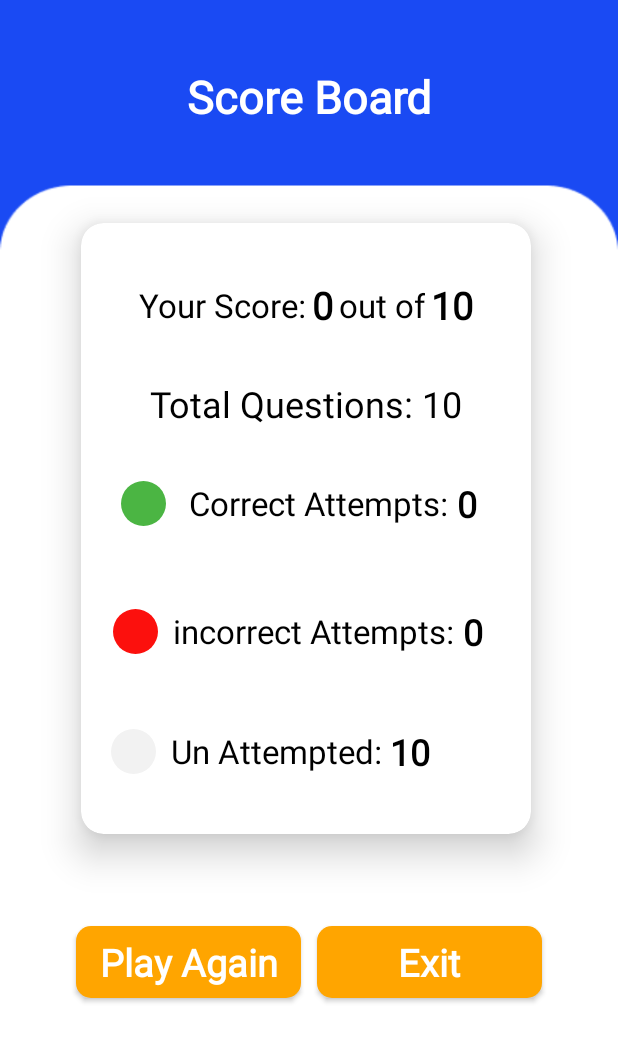
After one commit to LalitSinghRajput/QuizApp, an Android app: the score screen opened directly, with no data from a screen before it, on a phone screen of 412 x 824 dp. The commit adds this screen. Shown: the top 1042 px of the screen. Run offline under Robolectric (Android 15) with nearby library versions, the phone set to English and light mode, and no system bars; network calls fail.

Commit message:
added score board screen

```diff
--- a/app/build.gradle
+++ b/app/build.gradle
@@ -13,7 +13,7 @@ android {
         targetSdk 31
         versionCode 1
         versionName "1.0"
-
+        multiDexEnabled true
         testInstrumentationRunner "androidx.test.runner.AndroidJUnitRunner"
     }
 
--- a/app/src/main/AndroidManifest.xml
+++ b/app/src/main/AndroidManifest.xml
@@ -11,6 +11,9 @@
         android:roundIcon="@mipmap/ic_launcher_round"
         android:supportsRtl="true"
         android:theme="@style/custom_theme">
+        <activity
+            android:name=".score"
+            android:exported="false" />
         <activity
             android:name=".MainActivity"
             android:exported="false" />
--- a/app/src/main/java/com/example/quizapp/question_answer.kt
+++ b/app/src/main/java/com/example/quizapp/question_answer.kt
@@ -1,5 +1,6 @@
 package com.example.quizapp
 
+import android.content.Intent
 import android.content.res.ColorStateList
 import android.graphics.Typeface
 import android.media.MediaPlayer;
@@ -140,12 +141,15 @@ class question_answer : AppCompatActivity() {
                 questionNumber.setText((ind + 1).toString())
                 setValues(data!![ind] as JSONObject)
             } else {
-//                Toast.makeText(this, "All Done", Toast.LENGTH_LONG).show()
-                Toast.makeText(
-                    this,
-                    "Correct: $noOfCorrectAns\nIncorrect: $noOfInCorrectAns\nScore Card soon implementing",
-                    Toast.LENGTH_LONG
-                ).show()
+
+                val editor = getSharedPreferences("quiz", MODE_PRIVATE).edit()
+                editor.putInt("correctAns", noOfCorrectAns)
+                editor.putInt("inCorrectAns", noOfInCorrectAns)
+                editor.apply()
+
+                val intent = Intent(this, score::class.java)
+                startActivity(intent)
+                finish()
             }
         }
 
--- /dev/null
+++ b/app/src/main/java/com/example/quizapp/score.kt
@@ -0,0 +1,47 @@
+package com.example.quizapp
+
+import android.content.Intent
+import androidx.appcompat.app.AppCompatActivity
+import android.os.Bundle
+import android.system.Os.close
+import android.view.View
+import kotlinx.android.synthetic.main.activity_score.*
+
+class score : AppCompatActivity() {
+
+    private var correctAns = 0
+    private var inCorrectAns = 0
+    private var unAttemptedAns = 0
+
+    override fun onCreate(savedInstanceState: Bundle?) {
+        super.onCreate(savedInstanceState)
+        setContentView(R.layout.activity_score)
+
+        // for removing buttons
+        window.decorView.apply {
+            systemUiVisibility =
+                View.SYSTEM_UI_FLAG_HIDE_NAVIGATION or View.SYSTEM_UI_FLAG_FULLSCREEN
+        }
+
+
+        val prefs = getSharedPreferences("quiz", MODE_PRIVATE)
+        correctAns = prefs.getInt("correctAns", 0)
+        inCorrectAns = prefs.getInt("inCorrectAns", 0)
+        unAttemptedAns = 10 - (correctAns + inCorrectAns)
+
+        correctText.text = correctAns.toString()
+        incorrectText.text = inCorrectAns.toString()
+        unattemptedText.text = unAttemptedAns.toString()
+        score_text.text = correctAns.toString()
+
+        exitBtn.setOnClickListener {
+            finishAffinity();
+            System.exit(0);
+        }
+        playAgainBtn.setOnClickListener {
+            val intent = Intent(this, MainActivity::class.java)
+            startActivity(intent)
+            finish()
+        }
+    }
+}
--- /dev/null
+++ b/app/src/main/res/drawable/play_btn_style.xml
@@ -0,0 +1,6 @@
+<?xml version="1.0" encoding="utf-8"?>
+<shape xmlns:android="http://schemas.android.com/apk/res/android"
+    android:shape="rectangle">
+    <solid android:color="@color/play_btn">    </solid>
+    <corners android:radius="10dp"/>
+</shape>
--- /dev/null
+++ b/app/src/main/res/layout/activity_score.xml
@@ -0,0 +1,314 @@
+<?xml version="1.0" encoding="utf-8"?>
+<androidx.constraintlayout.widget.ConstraintLayout xmlns:android="http://schemas.android.com/apk/res/android"
+    xmlns:app="http://schemas.android.com/apk/res-auto"
+    xmlns:tools="http://schemas.android.com/tools"
+    android:layout_width="match_parent"
+    android:layout_height="match_parent"
+    android:background="@drawable/background"
+    tools:context=".score">
+
+    <TextView
+        android:id="@+id/textView5"
+        android:layout_width="match_parent"
+        android:layout_height="wrap_content"
+        android:layout_marginStart="0dp"
+        android:layout_marginTop="44dp"
+        android:layout_marginEnd="0dp"
+        android:fontFamily="@font/roboto"
+        android:gravity="center"
+        android:text="Score Board"
+        android:textColor="@color/white"
+        android:textSize="30sp"
+        android:textStyle="bold"
+        app:layout_constraintEnd_toEndOf="parent"
+        app:layout_constraintHorizontal_bias="0.268"
+        app:layout_constraintStart_toStartOf="parent"
+        app:layout_constraintTop_toTopOf="parent" />
+
+    <androidx.cardview.widget.CardView
+        android:id="@+id/cardView6"
+        android:layout_width="300dp"
+        android:layout_height="wrap_content"
+        android:layout_marginStart="8dp"
+        android:layout_marginTop="64dp"
+        android:layout_marginEnd="8dp"
+        android:padding="10dp"
+        app:cardCornerRadius="15dp"
+        app:cardElevation="15dp"
+        app:layout_constraintEnd_toEndOf="parent"
+        app:layout_constraintHorizontal_bias="0.482"
+        app:layout_constraintStart_toStartOf="parent"
+        app:layout_constraintTop_toBottomOf="@+id/textView5">
+
+        <androidx.constraintlayout.widget.ConstraintLayout
+            android:layout_width="match_parent"
+            android:layout_height="match_parent">
+
+            <androidx.cardview.widget.CardView
+                android:id="@+id/cardView12"
+                android:layout_width="match_parent"
+                android:layout_height="wrap_content"
+                android:layout_marginTop="25dp"
+                app:cardElevation="0dp"
+                app:layout_constraintEnd_toEndOf="parent"
+                app:layout_constraintStart_toStartOf="parent"
+                app:layout_constraintTop_toTopOf="parent">
+
+                <LinearLayout
+                    android:layout_width="match_parent"
+                    android:layout_height="match_parent"
+                    android:gravity="center"
+                    android:padding="10dp">
+
+                    <TextView
+                        android:layout_width="wrap_content"
+                        android:layout_height="wrap_content"
+                        android:layout_margin="2dp"
+                        android:fontFamily="@font/roboto"
+                        android:text="Your Score:"
+                        android:textColor="@color/black"
+                        android:textSize="22sp" />
+
+                    <TextView
+                        android:id="@+id/score_text"
+                        android:layout_width="wrap_content"
+                        android:layout_height="wrap_content"
+                        android:layout_margin="2dp"
+                        android:fontFamily="@font/roboto"
+                        android:text="8"
+                        android:textColor="@color/black"
+                        android:textSize="25sp"
+                        android:textStyle="bold" />
+
+                    <TextView
+                        android:layout_width="wrap_content"
+                        android:layout_height="wrap_content"
+                        android:layout_margin="2dp"
+                        android:fontFamily="@font/roboto"
+                        android:text="out of"
+                        android:textColor="@color/black"
+                        android:textSize="22sp" />
+
+                    <TextView
+                        android:layout_width="wrap_content"
+                        android:layout_height="wrap_content"
+                        android:layout_margin="2dp"
+                        android:fontFamily="@font/roboto"
+                        android:text="10"
+                        android:textColor="@color/black"
+                        android:textSize="25sp"
+                        android:textStyle="bold" />
+                </LinearLayout>
+            </androidx.cardview.widget.CardView>
+
+            <TextView
+                android:id="@+id/textView7"
+                android:layout_width="wrap_content"
+                android:layout_height="wrap_content"
+                android:layout_marginTop="20dp"
+                android:fontFamily="@font/roboto"
+                android:text="Total Questions: 10"
+                android:textColor="@color/black"
+                android:textSize="24sp"
+                app:layout_constraintEnd_toEndOf="parent"
+                app:layout_constraintStart_toStartOf="parent"
+                app:layout_constraintTop_toBottomOf="@+id/cardView12" />
+
+
+            <androidx.cardview.widget.CardView
+                android:id="@+id/cardView2"
+                android:layout_width="match_parent"
+                android:layout_height="wrap_content"
+                android:layout_marginStart="1dp"
+                android:layout_marginTop="10dp"
+                android:layout_marginEnd="1dp"
+                app:cardElevation="0dp"
+                app:layout_constraintEnd_toEndOf="parent"
+                app:layout_constraintStart_toStartOf="parent"
+                app:layout_constraintTop_toBottomOf="@+id/textView7">
+
+                <LinearLayout
+                    android:layout_width="match_parent"
+                    android:layout_height="match_parent"
+                    android:layout_gravity="center"
+                    android:layout_margin="10dp"
+                    android:gravity="center_vertical"
+                    android:orientation="horizontal">
+
+                    <Button
+                        android:id="@+id/correctBtn"
+                        android:layout_width="30dp"
+                        android:layout_height="30dp"
+                        android:layout_margin="15sp"
+                        android:background="@drawable/difficult_circle"
+                        android:gravity="center_vertical|center_horizontal"
+                        android:textColor="#fff"
+                        app:backgroundTint="@color/correct_option" />
+
+                    <TextView
+                        android:layout_width="wrap_content"
+                        android:layout_height="wrap_content"
+                        android:fontFamily="@font/roboto"
+                        android:text="Correct Attempts: "
+                        android:textColor="@color/black"
+                        android:textSize="22sp" />
+
+                    <TextView
+                        android:id="@+id/correctText"
+                        android:layout_width="wrap_content"
+                        android:layout_height="wrap_content"
+                        android:fontFamily="@font/roboto"
+                        android:text="8"
+                        android:textColor="@color/black"
+                        android:textSize="24sp"
+                        android:textStyle="bold" />
+                </LinearLayout>
+
+            </androidx.cardview.widget.CardView>
+
+            <androidx.cardview.widget.CardView
+                android:id="@+id/cardView4"
+                android:layout_width="match_parent"
+                android:layout_height="wrap_content"
+                android:layout_marginStart="1dp"
+                android:layout_marginTop="10dp"
+                android:layout_marginEnd="1dp"
+                app:cardElevation="0dp"
+                app:layout_constraintEnd_toEndOf="parent"
+                app:layout_constraintStart_toStartOf="parent"
+                app:layout_constraintTop_toBottomOf="@+id/cardView2">
+
+                <LinearLayout
+                    android:layout_width="match_parent"
+                    android:layout_height="match_parent"
+                    android:layout_gravity="center"
+                    android:layout_margin="10dp"
+                    android:gravity="center_vertical"
+                    android:orientation="horizontal">
+
+                    <Button
+                        android:id="@+id/incorrectBtn"
+                        android:layout_width="30dp"
+                        android:layout_height="30dp"
+                        android:layout_margin="10sp"
+                        android:background="@drawable/difficult_circle"
+                        android:gravity="center_vertical|center_horizontal"
+                        android:textColor="#fff"
+                        app:backgroundTint="@color/incorrect_option" />
+
+                    <TextView
+                        android:layout_width="wrap_content"
+                        android:layout_height="wrap_content"
+                        android:fontFamily="@font/roboto"
+                        android:text="incorrect Attempts: "
+                        android:textColor="@color/black"
+                        android:textSize="22sp" />
+
+                    <TextView
+                        android:id="@+id/incorrectText"
+                        android:layout_width="wrap_content"
+                        android:layout_height="wrap_content"
+                        android:fontFamily="@font/roboto"
+                        android:text="2"
+                        android:textColor="@color/black"
+                        android:textSize="24sp"
+                        android:textStyle="bold" />
+                </LinearLayout>
+
+            </androidx.cardview.widget.CardView>
+
+            <androidx.cardview.widget.CardView
+                android:id="@+id/cardView5"
+                android:layout_width="match_parent"
+                android:layout_height="wrap_content"
+                android:layout_marginTop="10dp"
+                android:layout_marginBottom="20dp"
+                app:cardElevation="0dp"
+                app:layout_constraintBottom_toBottomOf="parent"
+                app:layout_constraintEnd_toEndOf="parent"
+                app:layout_constraintStart_toStartOf="parent"
+                app:layout_constraintTop_toBottomOf="@+id/cardView4">
+
+                <LinearLayout
+                    android:layout_width="match_parent"
+                    android:layout_height="match_parent"
+                    android:layout_margin="10dp"
+                    android:gravity="center_vertical"
+                    android:orientation="horizontal">
+
+                    <Button
+                        android:id="@+id/unattemptedBtn"
+                        android:layout_width="30dp"
+                        android:layout_height="30dp"
+                        android:layout_margin="10sp"
+                        android:background="@drawable/difficult_circle"
+                        android:gravity="center_vertical|center_horizontal"
+                        android:textColor="#fff"
+                        app:backgroundTint="@color/difficulty_card_disable" />
+
+                    <TextView
+                        android:layout_width="wrap_content"
+                        android:layout_height="wrap_content"
+                        android:fontFamily="@font/roboto"
+                        android:text="Un Attempted: "
+                        android:textColor="@color/black"
+                        android:textSize="22sp" />
+
+                    <TextView
+                        android:id="@+id/unattemptedText"
+                        android:layout_width="wrap_content"
+                        android:layout_height="wrap_content"
+                        android:fontFamily="@font/roboto"
+                        android:text="2"
+                        android:textColor="@color/black"
+                        android:textSize="24sp"
+                        android:textStyle="bold" />
+                </LinearLayout>
+
+            </androidx.cardview.widget.CardView>
+
+
+        </androidx.constraintlayout.widget.ConstraintLayout>
+
+    </androidx.cardview.widget.CardView>
+
+    <LinearLayout
+        android:layout_width="match_parent"
+        android:layout_height="wrap_content"
+        android:gravity="center"
+        app:layout_constraintBottom_toBottomOf="parent"
+        app:layout_constraintEnd_toEndOf="parent"
+        app:layout_constraintHorizontal_bias="0.0"
+        app:layout_constraintStart_toStartOf="parent"
+        app:layout_constraintTop_toBottomOf="@+id/cardView6"
+        app:layout_constraintVertical_bias="0.266">
+
+        <Button
+            android:id="@+id/playAgainBtn"
+            android:layout_width="150dp"
+            android:layout_height="wrap_content"
+            android:layout_margin="5dp"
+            android:background="@drawable/play_btn_style"
+            android:fontFamily="@font/roboto"
+            android:text="Play Again"
+            android:textAllCaps="false"
+            android:textColor="@color/white"
+            android:textSize="25sp"
+            android:textStyle="bold" />
+
+        <Button
+            android:id="@+id/exitBtn"
+            android:layout_width="150dp"
+            android:layout_height="wrap_content"
+            android:layout_margin="5dp"
+            android:background="@drawable/play_btn_style"
+            android:fontFamily="@font/roboto"
+            android:text="Exit"
+            android:textAllCaps="false"
+            android:textColor="@color/white"
+            android:textSize="25sp"
+            android:textStyle="bold" />
+    </LinearLayout>
+
+
+</androidx.constraintlayout.widget.ConstraintLayout>
--- a/app/src/main/res/layout/view.xml
+++ /dev/null
@@ -1,40 +0,0 @@
-<?xml version="1.0" encoding="utf-8"?>
-<LinearLayout xmlns:android="http://schemas.android.com/apk/res/android"
-    android:layout_width="wrap_content"
-    android:layout_height="wrap_content"
-    xmlns:app="http://schemas.android.com/apk/res-auto">
-
-    <androidx.cardview.widget.CardView
-        android:layout_width="wrap_content"
-        android:layout_height="wrap_content"
-        app:cardCornerRadius="5dp"
-        app:cardElevation="20dp"
-        android:padding="5dp">
-
-        <LinearLayout
-            android:layout_width="wrap_content"
-            android:layout_height="wrap_content"
-            android:orientation="vertical"
-            android:layout_gravity="center">
-            <ImageView
-                android:id="@+id/category_img"
-                android:layout_width="100dp"
-                android:layout_height="100dp"
-                android:elevation="30dp"
-                android:src="@drawable/chemist" />
-            <TextView
-                android:id="@+id/title"
-                android:layout_width="match_parent"
-                android:layout_height="wrap_content"
-                android:text="Science"
-                android:gravity="center"
-                android:textColor="@color/black"
-                android:textSize="24sp"
-                android:textStyle="bold"/>
-        </LinearLayout>
-
-
-
-    </androidx.cardview.widget.CardView>
-
-</LinearLayout>
--- a/app/src/main/res/values/colors.xml
+++ b/app/src/main/res/values/colors.xml
@@ -16,4 +16,5 @@
     <color name="difficulty_card_enable">#ffff</color>
     <color name="correct_option">#4BB543</color>
     <color name="incorrect_option">#FC100D</color>
+    <color name="play_btn">#ffa500</color>
 </resources>
```
